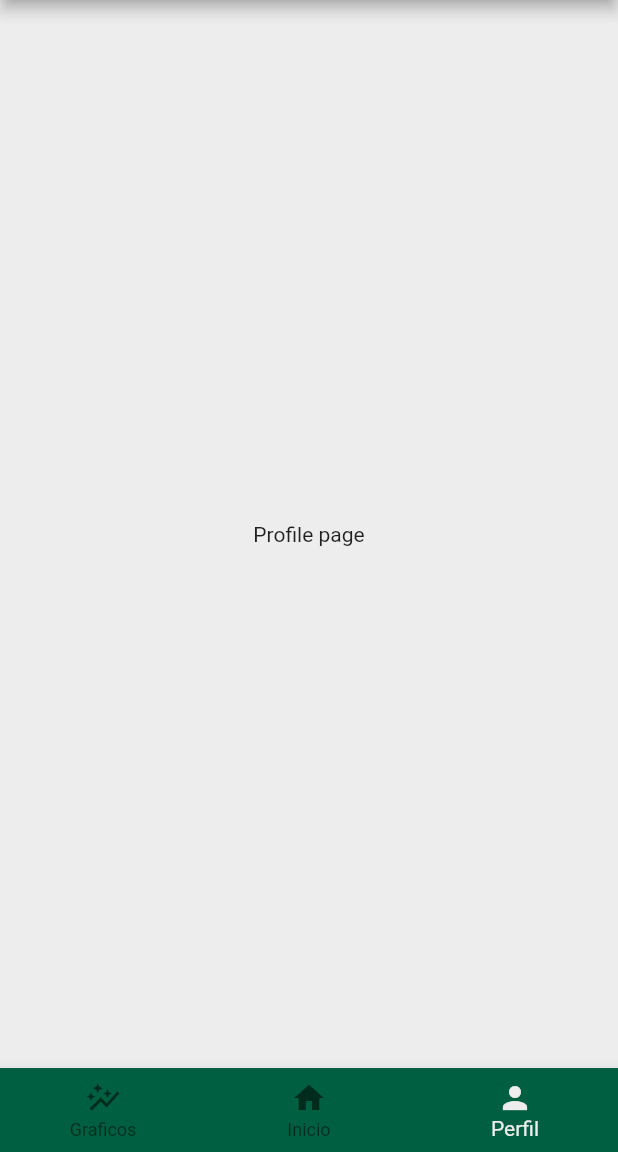
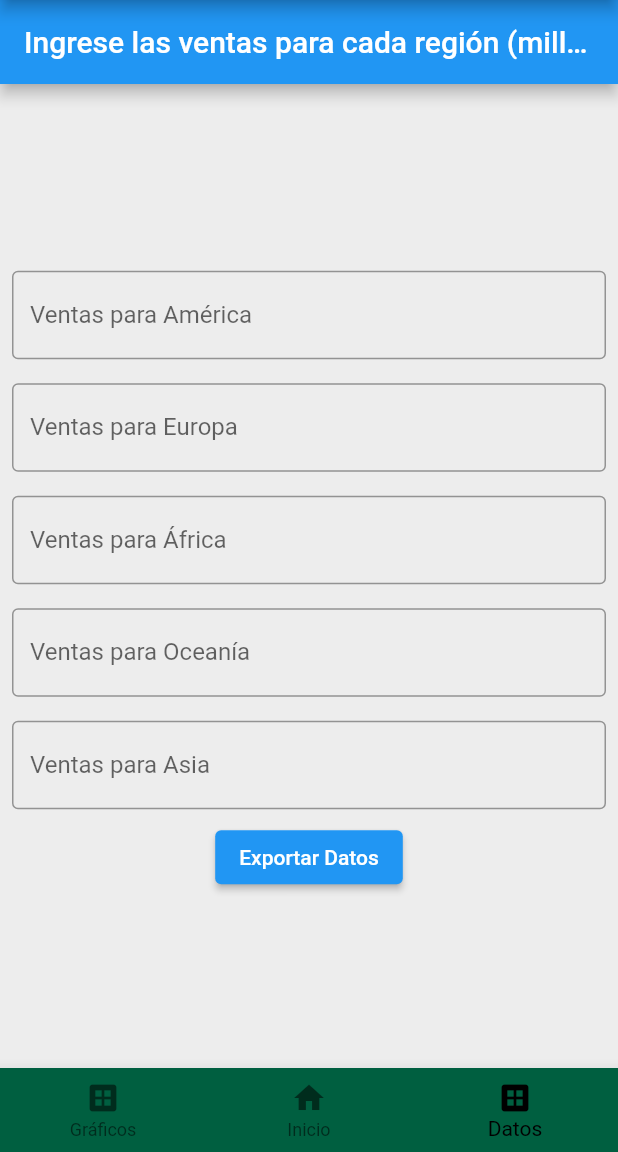
Before and after one commit to ignacio121/SalesGraphPro, a Flutter app: the screen it shows after launch, item 3 of the bottom bar chosen, on a phone screen of 412 x 824 dp, the part 84-1236 px from its top. Run offline on Flutter 3.47's test engine with Material 2 defaults, Android fonts, the phone set to English and light mode, and no system bars; our stand-ins replace syncfusion_flutter_charts.

Commit message:
Ingreso de datos, pero el gráfico se elimina al cambiar de página

```diff
--- /dev/null
+++ b/salesgraphpro/lib/pages/data.dart
@@ -0,0 +1,125 @@
+import 'package:flutter/material.dart';
+import 'package:salesgraphpro/pages/graphs.dart';
+
+class SalesData {
+  double americaSales;
+  double europeSales;
+  double africaSales;
+  double oceaniaSales;
+  double asiaSales;
+
+  SalesData({
+    this.americaSales = 0.0,
+    this.europeSales = 0.0,
+    this.africaSales = 0.0,
+    this.oceaniaSales = 0.0,
+    this.asiaSales = 0.0,
+  });
+}
+
+class DataPage extends StatefulWidget {
+  @override
+  _DataPageState createState() => _DataPageState();
+}
+
+class _DataPageState extends State<DataPage> {
+  final SalesData salesData = SalesData();
+
+  void exportData(BuildContext context) {
+    Navigator.push(
+      context,
+      MaterialPageRoute(
+        builder: (context) => GraphPage(salesData: salesData),
+      ),
+    );
+  }
+
+  @override
+  Widget build(BuildContext context) {
+    return Scaffold(
+      appBar: AppBar(
+        title: Text('Ingrese las ventas para cada región (millones)'),
+      ),
+      body: Center(
+        child: Column(
+          mainAxisAlignment: MainAxisAlignment.center,
+          children: <Widget>[
+            NumberInputField(
+              label: 'Ventas para América',
+              onChanged: (value) {
+                setState(() {
+                  salesData.americaSales = value;
+                });
+              },
+            ),
+            NumberInputField(
+              label: 'Ventas para Europa',
+              onChanged: (value) {
+                setState(() {
+                  salesData.europeSales = value;
+                });
+              },
+            ),
+            NumberInputField(
+              label: 'Ventas para África',
+              onChanged: (value) {
+                setState(() {
+                  salesData.africaSales = value;
+                });
+              },
+            ),
+            NumberInputField(
+              label: 'Ventas para Oceanía',
+              onChanged: (value) {
+                setState(() {
+                  salesData.oceaniaSales = value;
+                });
+              },
+            ),
+            NumberInputField(
+              label: 'Ventas para Asia',
+              onChanged: (value) {
+                setState(() {
+                  salesData.asiaSales = value;
+                });
+              },
+            ),
+            ElevatedButton(
+              onPressed: () {
+                exportData(context);
+              },
+              child: Text('Exportar Datos'),
+            ),
+          ],
+        ),
+      ),
+      backgroundColor: Color(0xffEDEDED),
+    );
+  }
+}
+
+class NumberInputField extends StatelessWidget {
+  final String label;
+  final ValueChanged<double> onChanged;
+
+  NumberInputField({required this.label, required this.onChanged});
+
+  @override
+  Widget build(BuildContext context) {
+    return Padding(
+      padding: const EdgeInsets.all(8.0),
+      child: TextField(
+        keyboardType: TextInputType.number,
+        decoration: InputDecoration(
+          labelText: label,
+          border: OutlineInputBorder(),
+        ),
+        onChanged: (value) {
+          if (double.tryParse(value) != null) {
+            onChanged(double.parse(value));
+          }
+        },
+      ),
+    );
+  }
+}
--- a/salesgraphpro/lib/pages/firstpage.dart
+++ b/salesgraphpro/lib/pages/firstpage.dart
@@ -1,28 +1,28 @@
 import 'package:flutter/material.dart';
 import 'package:salesgraphpro/pages/graphs.dart';
 import 'package:salesgraphpro/pages/home.dart';
-import 'package:salesgraphpro/pages/profile.dart';
+import 'package:salesgraphpro/pages/data.dart';
 
 class FirstPage extends StatefulWidget {
-  FirstPage({super.key});
+  FirstPage({Key? key}) : super(key: key);
 
   @override
-  State<FirstPage> createState() => _FirstPageState();
+  _FirstPageState createState() => _FirstPageState();
 }
 
 class _FirstPageState extends State<FirstPage> {
   int _selectedIndex = 1;
 
-  void _navigateBottom(int index){
+  void _navigateBottom(int index) {
     setState(() {
       _selectedIndex = index;
     });
   }
 
-  final List _pages = [
-    GraphPage(),
-    HomePage(),
-    ProfilePage(),
+  final List<Widget> _pages = [
+    GraphPage(salesData: SalesData()),
+    const HomePage(),
+    DataPage(),
   ];
 
   @override
@@ -33,27 +33,30 @@ class _FirstPageState extends State<FirstPage> {
         centerTitle: true,
         backgroundColor: Color(0xFF005F40),
       ),
-      body: _pages[_selectedIndex],
+      body: IndexedStack(
+        index: _selectedIndex,
+        children: _pages,
+      ),
       bottomNavigationBar: BottomNavigationBar(
         backgroundColor: Color(0xFF005F40),
-        selectedItemColor: Color(0xffEDEDED),
+        selectedItemColor: Color.fromARGB(255, 0, 0, 0),
         currentIndex: _selectedIndex,
         onTap: _navigateBottom,
         items: [
-          //Graficos
           BottomNavigationBarItem(
-            icon: Icon(Icons.auto_graph_outlined),
-            label: 'Graficos',
-            ),
+            icon: Icon(Icons.dataset),
+            label: 'Gráficos',
+          ),
           BottomNavigationBarItem(
             icon: Icon(Icons.home),
             label: 'Inicio',
-            ),
+          ),
           BottomNavigationBarItem(
-            icon: Icon(Icons.person),
-            label: 'Perfil',
-            ),
-      ]),
+            icon: Icon(Icons.dataset),
+            label: 'Datos',
+          ),
+        ],
+      ),
     );
   }
 }
--- a/salesgraphpro/lib/pages/home.dart
+++ b/salesgraphpro/lib/pages/home.dart
@@ -8,7 +8,6 @@ class HomePage extends StatelessWidget {
     return Scaffold(
       body: Center(
         child: Text('Home page'),
-
       ),
       backgroundColor: Color(0xffEDEDED),
     );
--- a/salesgraphpro/pubspec.yaml
+++ b/salesgraphpro/pubspec.yaml
@@ -36,6 +36,7 @@ dependencies:
   # Use with the CupertinoIcons class for iOS style icons.
   cupertino_icons: ^1.0.2
   syncfusion_flutter_charts: ^23.1.44
+  provider: ^6.1.1
 
 dev_dependencies:
   flutter_test:
```
Also changed, not shown: salesgraphpro/lib/pages/graphs.dart (+31 -17 lines), salesgraphpro/pubspec.lock.
